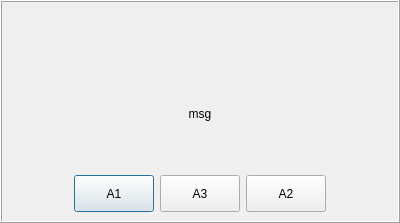
Above: Cafe5/c5message.ui from End1-1/Cafe5 before the change. Below: the same form after it.
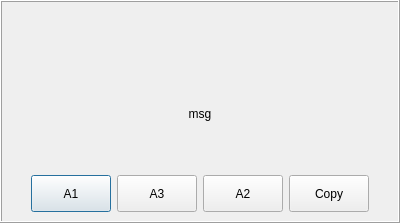
That is the form after the change. Icons and pictures are not drawn.

What changed in the file:
```diff
--- a/Cafe5/c5message.ui
+++ b/Cafe5/c5message.ui
@@ -223,6 +223,19 @@
            </property>
           </widget>
          </item>
+         <item>
+          <widget class="QPushButton" name="btnCopy">
+           <property name="sizePolicy">
+            <sizepolicy hsizetype="Preferred" vsizetype="Preferred">
+             <horstretch>0</horstretch>
+             <verstretch>0</verstretch>
+            </sizepolicy>
+           </property>
+           <property name="text">
+            <string>Copy</string>
+           </property>
+          </widget>
+         </item>
          <item>
           <spacer name="horizontalSpacer_2">
            <property name="orientation">
```
